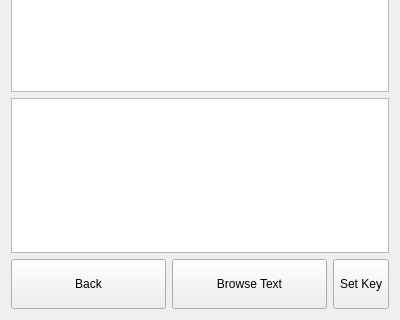
Above: src/dlgmainnotes.ui from ic005k/Knot-Legacy before the change; both pictures show x 0 to 400 and y 156 to 476 of the 400 by 476 pixel window. Below: the same form after it.
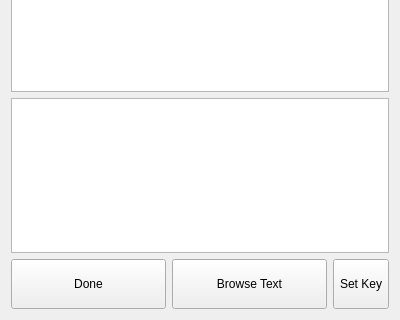
That is the form after the change. Icons and pictures are not drawn.

What changed in the file:
```diff
--- a/src/dlgmainnotes.ui
+++ b/src/dlgmainnotes.ui
@@ -99,7 +99,7 @@
         </size>
        </property>
        <property name="text">
-        <string>Back</string>
+        <string>Done</string>
        </property>
        <property name="iconSize">
         <size>
```
Left out of the diff: 8 changed lines with no effect on the pictures.
